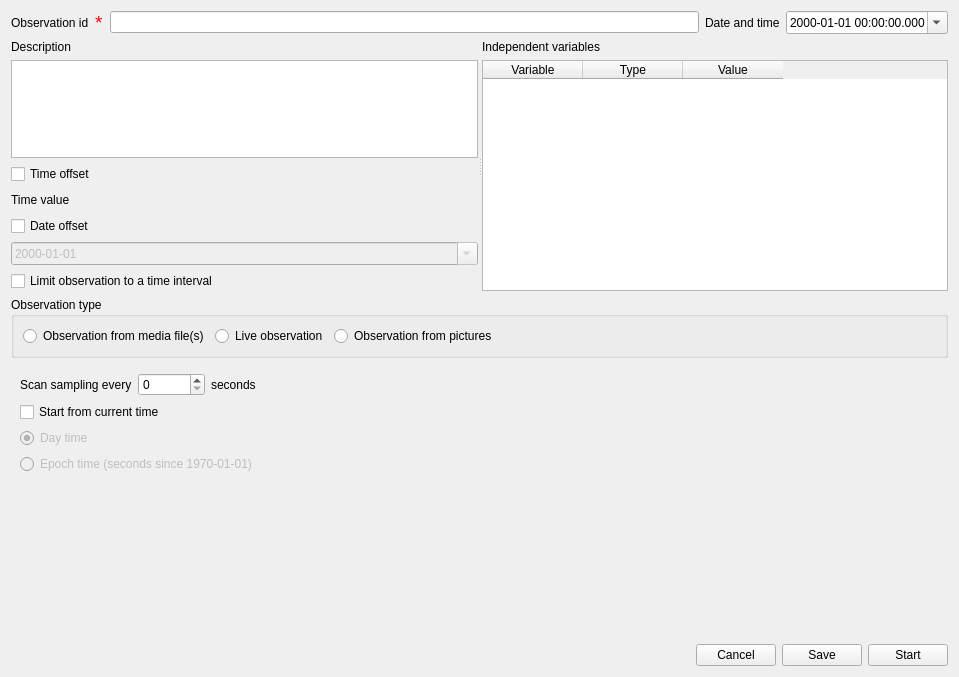
Qt form boris/observation.ui (olivierfriard/BORIS) before a commit.
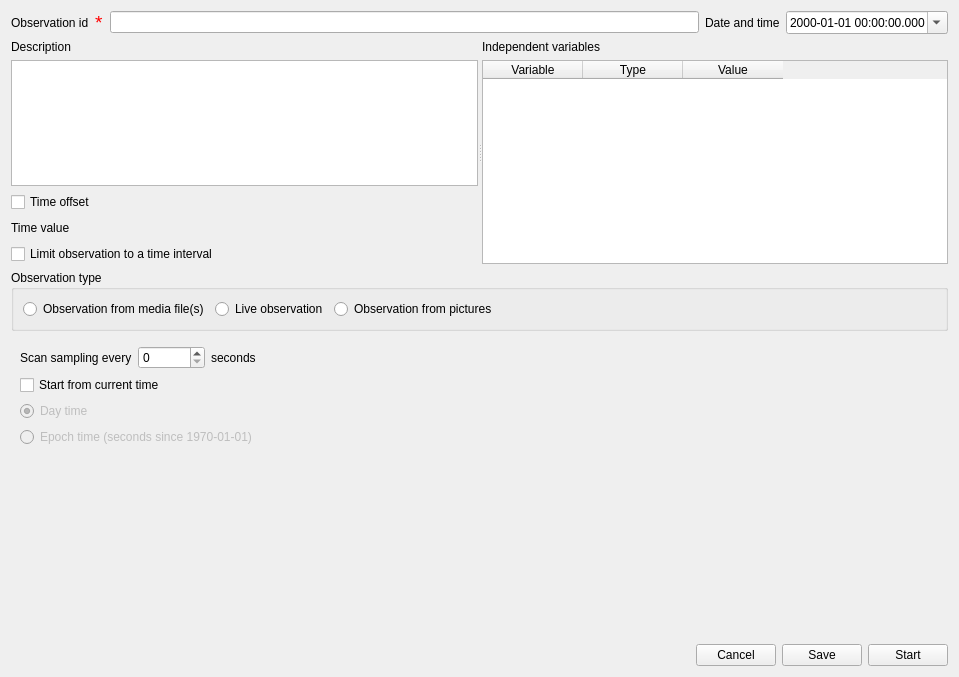
The same form after that commit.

The edit to the form file:
```diff
--- a/boris/observation.ui
+++ b/boris/observation.ui
@@ -133,26 +133,6 @@
          </item>
         </layout>
        </item>
-       <item>
-        <widget class="QCheckBox" name="cb_date_offset">
-         <property name="text">
-          <string>Date offset</string>
-         </property>
-        </widget>
-       </item>
-       <item>
-        <widget class="QDateEdit" name="de_date_offset">
-         <property name="enabled">
-          <bool>false</bool>
-         </property>
-         <property name="displayFormat">
-          <string>yyyy-MM-dd</string>
-         </property>
-         <property name="calendarPopup">
-          <bool>true</bool>
-         </property>
-        </widget>
-       </item>
        <item>
         <widget class="QCheckBox" name="cb_observation_time_interval">
          <property name="text">
```
